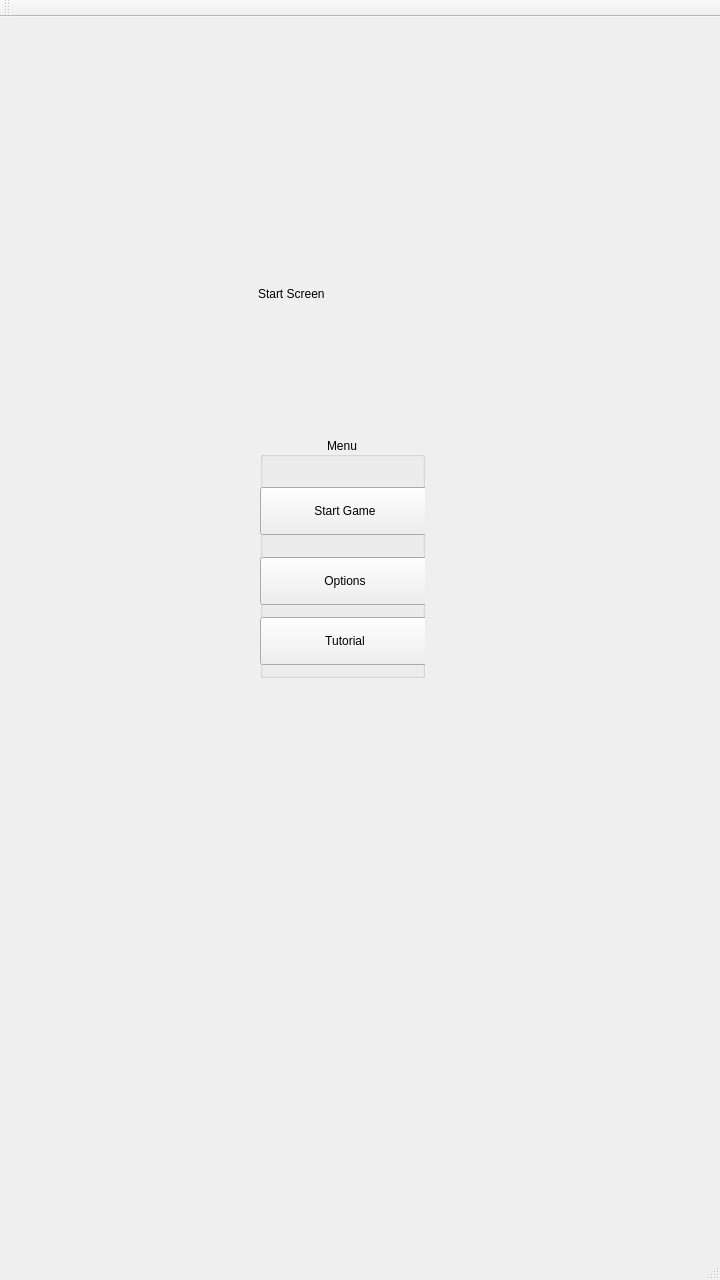
Old version of the form SpaceTurtleSpeedTyping/GameWindow/gamewindow.ui in the repository KunaalKumar/SATVocabTypingGame.
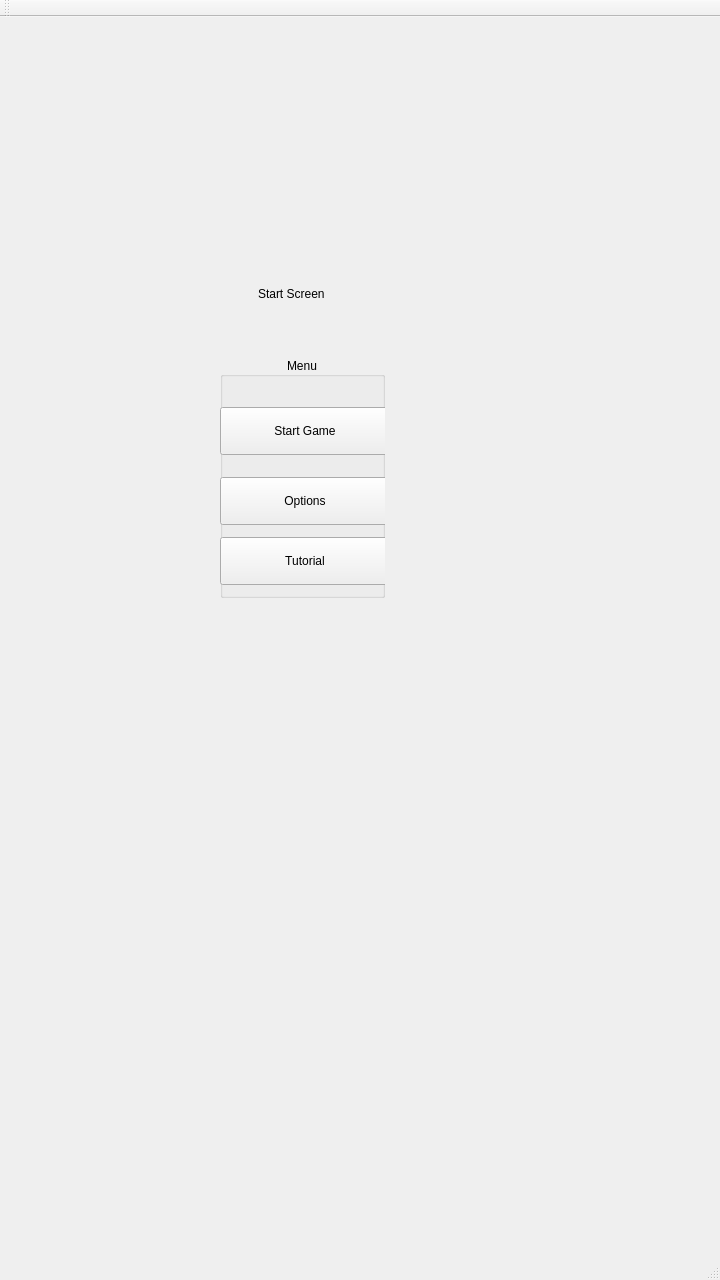
New version of the form.

Commit message: add tutorial box

```diff
--- a/SpaceTurtleSpeedTyping/GameWindow/gamewindow.ui
+++ b/SpaceTurtleSpeedTyping/GameWindow/gamewindow.ui
@@ -40,8 +40,8 @@
      <widget class="QGroupBox" name="menuBox">
       <property name="geometry">
        <rect>
-        <x>260</x>
-        <y>420</y>
+        <x>220</x>
+        <y>340</y>
         <width>165</width>
         <height>241</height>
        </rect>
```
Left out of the diff: 2 changed lines with no effect on the pictures. The commit also changes 2 other files.
